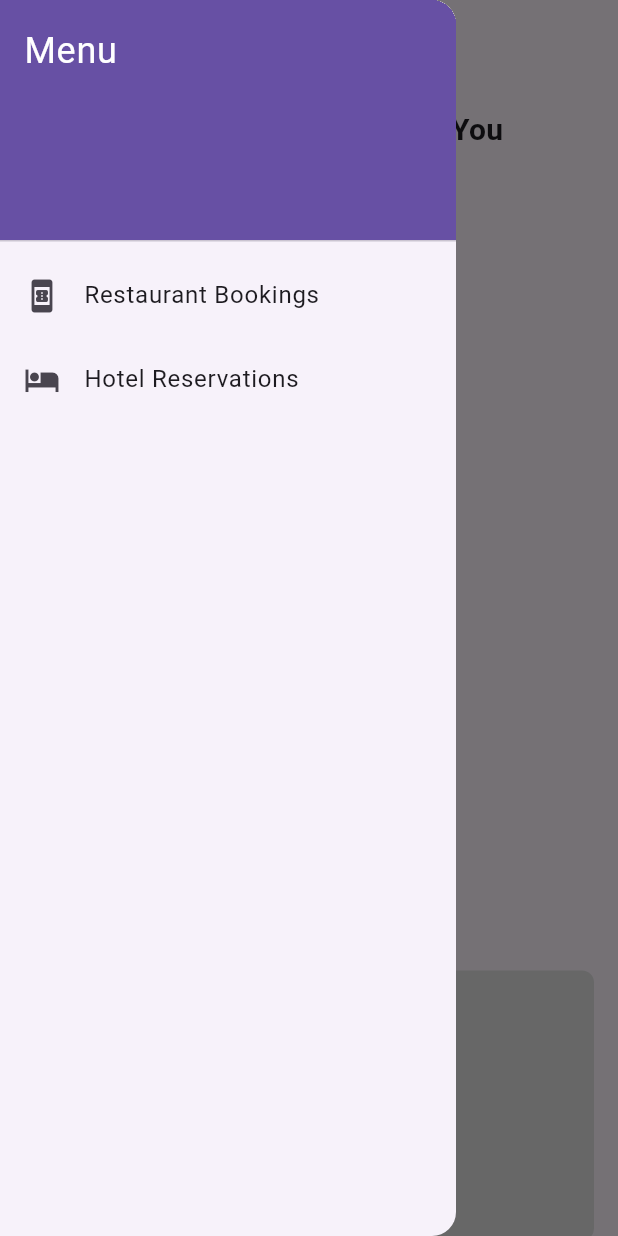
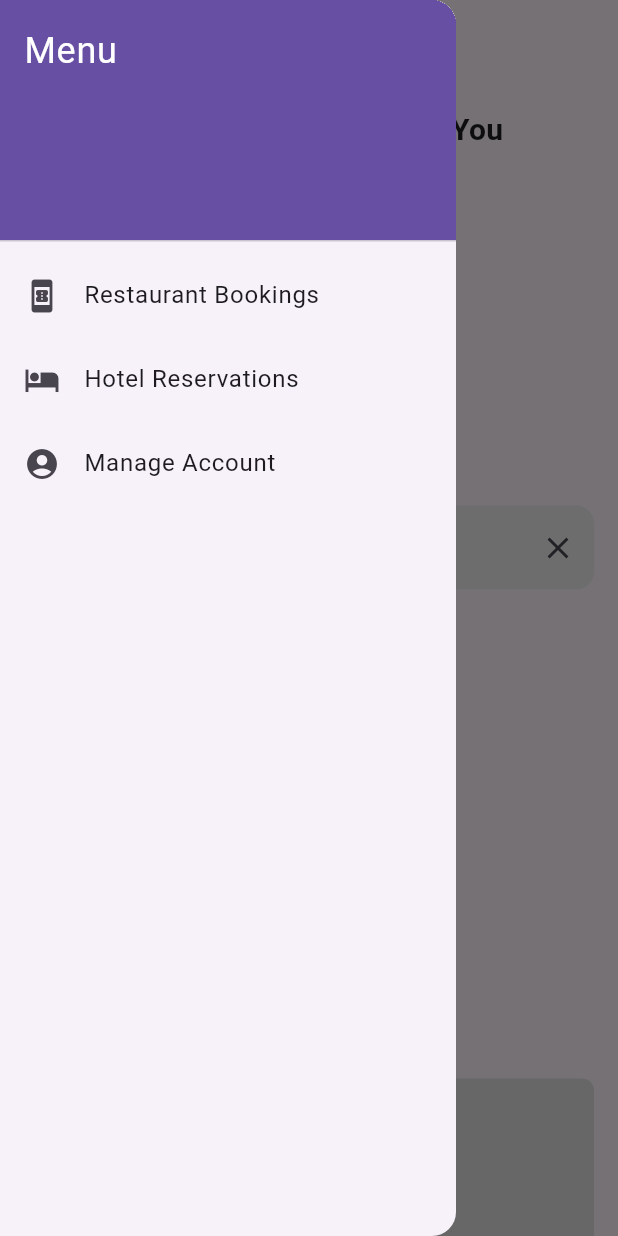
Before and after one commit to JafarMahmood123/Flutter_4th_project, a Flutter app: the HomeScreen screen opened directly, with the side drawer open, on a phone screen of 412 x 824 dp. Run offline on Flutter 3.47's test engine with Material 3 defaults, Android fonts, the phone set to English and light mode, and no system bars; our stand-ins replace jwt_decoder, shared_preferences; accounts and stored records are empty; network calls fail.

Commit message:
Modify the api_service.dart so that it deals with the pagenation and modify the login reflections

```diff
--- a/lib/ui/views/home_screen.dart
+++ b/lib/ui/views/home_screen.dart
@@ -3,6 +3,8 @@ import 'package:provider/provider.dart';
 import 'package:user_flutter_project/ui/views/bookings_screen.dart';
 import 'package:user_flutter_project/ui/views/hotel_reservations_screen.dart';
 import 'package:user_flutter_project/ui/views/hotel_screen.dart';
+import 'package:user_flutter_project/ui/views/login_screen.dart';
+import 'package:user_flutter_project/ui/views/manage_account_screen.dart';
 import 'package:user_flutter_project/ui/views/restaurant_screen.dart';
 import '../viewmodels/home_viewmodel.dart';
 
@@ -15,12 +17,11 @@ class _HomeScreenState extends State<HomeScreen> {
   final _hotelScrollController = ScrollController();
   final _restaurantScrollController = ScrollController();
   final _recommendedRestaurantScrollController = ScrollController();
+  final _searchController = TextEditingController();
 
   @override
   void initState() {
     super.initState();
-    // We fetch the data here, once the widget is initialized.
-    // listen: false is important here because we are in initState.
     final viewModel = Provider.of<HomeViewModel>(context, listen: false);
     viewModel.fetchData();
 
@@ -51,19 +52,21 @@ class _HomeScreenState extends State<HomeScreen> {
     _hotelScrollController.dispose();
     _restaurantScrollController.dispose();
     _recommendedRestaurantScrollController.dispose();
+    _searchController.dispose();
     super.dispose();
   }
 
   @override
   Widget build(BuildContext context) {
-    // The ChangeNotifierProvider is no longer here.
     return Scaffold(
       appBar: AppBar(
         title: Text('Explore'),
         centerTitle: true,
         elevation: 0,
       ),
-      drawer: Drawer(
+      drawer: Consumer<HomeViewModel>(
+        builder: (context, viewModel, child) {
+          return Drawer(
             child: ListView(
               padding: EdgeInsets.zero,
               children: <Widget>[
@@ -79,6 +82,7 @@ class _HomeScreenState extends State<HomeScreen> {
                     ),
                   ),
                 ),
+                if (viewModel.isLoggedIn) ...[
                   ListTile(
                     leading: Icon(Icons.book_online),
                     title: Text('Restaurant Bookings'),
@@ -102,10 +106,35 @@ class _HomeScreenState extends State<HomeScreen> {
                       );
                     },
                   ),
+                  ListTile(
+                    leading: Icon(Icons.account_circle),
+                    title: Text('Manage Account'),
+                    onTap: () {
+                      Navigator.pop(context); // Close the drawer
+                      Navigator.push(
+                        context,
+                        MaterialPageRoute(builder: (context) => ManageAccountScreen()),
+                      );
+                    },
+                  ),
+                ] else ...[
+                  ListTile(
+                    leading: Icon(Icons.login),
+                    title: Text('Login'),
+                    onTap: () {
+                      Navigator.pop(context); // Close the drawer
+                      Navigator.push(
+                        context,
+                        MaterialPageRoute(builder: (context) => LoginScreen()),
+                      );
+                    },
+                  ),
+                ]
               ],
             ),
+          );
+        },
       ),
-      // Consumer listens for changes in HomeViewModel and rebuilds the UI.
       body: Consumer<HomeViewModel>(
         builder: (context, viewModel, child) {
           if (viewModel.isLoading) {
@@ -116,6 +145,7 @@ class _HomeScreenState extends State<HomeScreen> {
             child: Column(
               crossAxisAlignment: CrossAxisAlignment.start,
               children: [
+                if (viewModel.isLoggedIn) ...[
                   // Recommended Restaurants Section
                   Padding(
                     padding: const EdgeInsets.all(16.0),
@@ -210,9 +240,37 @@ class _HomeScreenState extends State<HomeScreen> {
                     ),
                   ),
                   SizedBox(height: 24),
-                // Restaurants Section
+                ],
+
+                // Search Bar and Restaurants Section
                 Padding(
                   padding: const EdgeInsets.all(16.0),
+                  child: TextField(
+                    controller: _searchController,
+                    decoration: InputDecoration(
+                      hintText: 'Search for a restaurant...',
+                      prefixIcon: Icon(Icons.search),
+                      suffixIcon: IconButton(
+                        icon: Icon(Icons.clear),
+                        onPressed: () {
+                          _searchController.clear();
+                          viewModel.clearSearch();
+                        },
+                      ),
+                      border: OutlineInputBorder(
+                        borderRadius: BorderRadius.circular(12),
+                        borderSide: BorderSide.none,
+                      ),
+                      filled: true,
+                      fillColor: Colors.grey[200],
+                    ),
+                    onChanged: (value) {
+                      viewModel.searchRestaurants(value);
+                    },
+                  ),
+                ),
+                Padding(
+                  padding: const EdgeInsets.symmetric(horizontal: 16.0),
                   child: Text(
                     'Available Restaurants',
                     style: TextStyle(
@@ -221,9 +279,12 @@ class _HomeScreenState extends State<HomeScreen> {
                     ),
                   ),
                 ),
+                SizedBox(height: 16),
                 SizedBox(
                   height: 180, // Increased height
-                  child: ListView.builder(
+                  child: viewModel.isSearching
+                      ? Center(child: CircularProgressIndicator())
+                      : ListView.builder(
                     controller: _restaurantScrollController,
                     scrollDirection: Axis.horizontal,
                     padding: EdgeInsets.symmetric(horizontal: 16),
@@ -302,7 +363,7 @@ class _HomeScreenState extends State<HomeScreen> {
                   ),
                 ),
                 SizedBox(height: 24),
-
+                if (viewModel.isLoggedIn) ...[
                   // Recommended Hotels Section - COMING SOON
                   Padding(
                     padding: const EdgeInsets.all(16.0),
@@ -334,6 +395,7 @@ class _HomeScreenState extends State<HomeScreen> {
                     ),
                   ),
                   SizedBox(height: 24),
+                ],
 
                 // Top Hotels Section
                 Padding(
```
Also changed, not shown: lib/core/services/api_service.dart (+43 -8 lines), lib/main.dart (+5 -9 lines), lib/ui/viewmodels/home_viewmodel.dart (+68 -7 lines), lib/ui/viewmodels/manage_account_viewmodel.dart (added, +50 -0 lines), lib/ui/views/hotel_screen.dart (+29 -6 lines), lib/ui/views/login_screen.dart (+10 -8 lines), lib/ui/views/manage_account_screen.dart (added, +85 -0 lines), lib/ui/views/restaurant_screen.dart (+28 -6 lines). Lines whose indentation alone changed are shown as unchanged.
